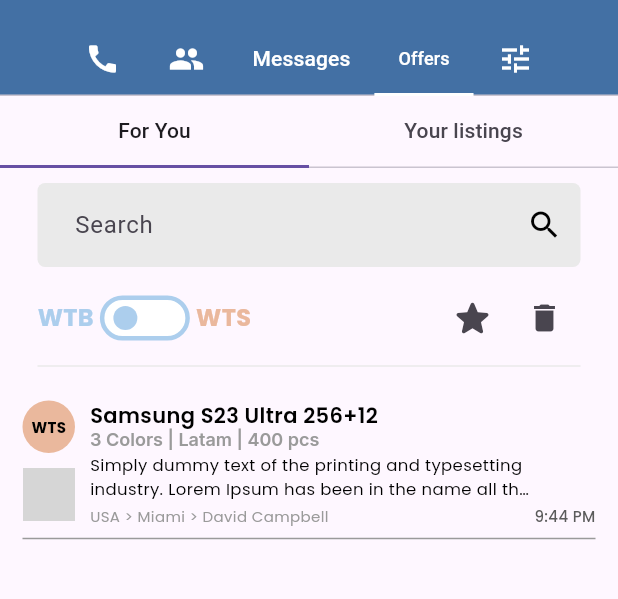
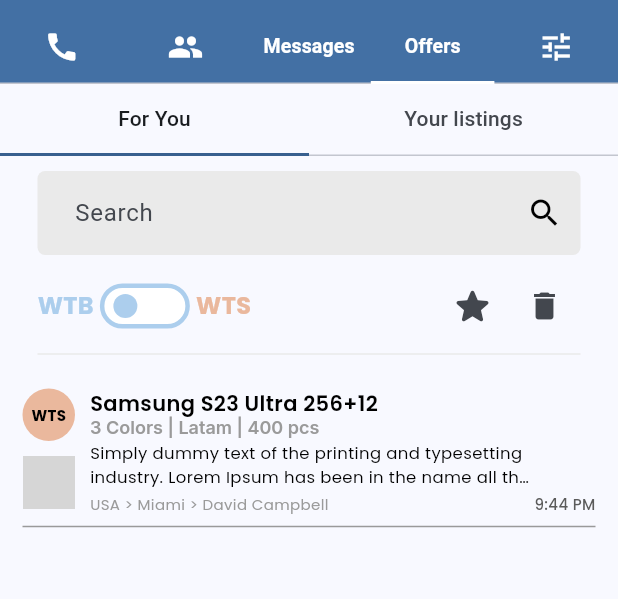
Before and after one commit to aakashstha/aikon, a Flutter app: the screen it shows after launch, on a phone screen of 412 x 824 dp, the part 72-671 px from its top. Run offline on Flutter 3.47's test engine with Material 3 defaults, Android fonts, the phone set to English and light mode, and no system bars; drawn by our look-alikes of flutter_switch; our stand-ins replace cloud_firestore, firebase_auth, firebase_core, get, get_storage, google_fonts and 3 more; missing offline and left inert: country_flags, dart:ffi; accounts and stored records are empty; grey boxes are pictures that could not be loaded.

Commit message:
design almost done of offer

```diff
--- a/lib/main.dart
+++ b/lib/main.dart
@@ -1,3 +1,4 @@
+import 'package:aikon/constants/colors.dart';
 import 'package:aikon/firebase_options.dart';
 import 'package:aikon/screens/authentication/login.dart';
 import 'package:aikon/screens/authentication/otp.dart';
@@ -22,10 +23,10 @@ class MyApp extends StatelessWidget {
   Widget build(BuildContext context) {
     return GetMaterialApp(
       debugShowCheckedModeBanner: false,
-      // theme: ThemeData(
-      //   colorScheme: ColorScheme.fromSeed(seedColor: Colors.deepPurple),
-      //   useMaterial3: true,
-      // ),
+      theme: ThemeData(
+        colorScheme: ColorScheme.fromSeed(seedColor: AppColors.blueYonder),
+        useMaterial3: true,
+      ),
       home: TabBarNavigation(),
       // home: OTPScreen(),
     );
--- a/lib/screens/home/tabbar_navigation.dart
+++ b/lib/screens/home/tabbar_navigation.dart
@@ -2,7 +2,7 @@ import 'package:aikon/constants/colors.dart';
 import 'package:aikon/controller/tabbar_controller.dart';
 import 'package:aikon/screens/home/channel.dart';
 import 'package:aikon/screens/home/offer_for_you.dart';
-import 'package:aikon/screens/home/offer_listings_your.dart';
+import 'package:aikon/screens/home/offer_your_listings.dart';
 import 'package:aikon/screens/others/add_offer.dart';
 import 'package:flutter/cupertino.dart';
 import 'package:flutter/material.dart';
@@ -56,13 +56,11 @@ class _TabBarNavigationState extends State<TabBarNavigation> {
               icon: Icon(Icons.more_vert, color: AppColors.white),
             )
           ],
-          bottom: PreferredSize(
-            preferredSize: Size.fromHeight(kToolbarHeight),
-            child: TabBar(
-              // labelPadding: EdgeInsets.symmetric(horizontal: 18.0),
-              tabAlignment: TabAlignment.center,
-              isScrollable: true,
-              indicatorColor: AppColors.white,
+          bottom: TabBar(
+            labelPadding: EdgeInsets.symmetric(horizontal: 8.0),
+            labelStyle: TextStyle(fontSize: 16.0, fontWeight: FontWeight.w500),
+            labelColor: Colors.black,
+            indicatorColor: AppColors.blueYonder,
             indicatorSize: TabBarIndicatorSize.tab,
             tabs: <Widget>[
               Tab(
@@ -80,6 +78,8 @@ class _TabBarNavigationState extends State<TabBarNavigation> {
               Text(
                 "Messages",
                 style: TextStyle(
+                  fontSize: 13,
+                  fontWeight: FontWeight.w700,
                   color: AppColors.white,
                 ),
               ),
@@ -87,7 +87,8 @@ class _TabBarNavigationState extends State<TabBarNavigation> {
                 child: Text(
                   "Offers",
                   style: TextStyle(
-                      fontSize: 12,
+                    fontSize: 13,
+                    fontWeight: FontWeight.w700,
                     color: AppColors.white,
                   ),
                 ),
@@ -99,7 +100,6 @@ class _TabBarNavigationState extends State<TabBarNavigation> {
                 ),
               ),
             ],
-            ),
           ),
         ),
         body: TabBarView(
@@ -136,7 +136,7 @@ class NestedOfferTabBar extends StatefulWidget {
 class _NestedOfferTabBarState extends State<NestedOfferTabBar>
     with TickerProviderStateMixin {
   late final TabController _tabController;
-  final _addOffersTabBarController = Get.find<TabBarController>();
+  final _addOffersTabBarController = Get.put(TabBarController());
 
   @override
   void initState() {
```
Also changed, not shown: lib/screens/home/offer_your_listings.dart (renamed from lib/screens/home/offer_listings_your.dart). Lines whose indentation alone changed are shown as unchanged.
